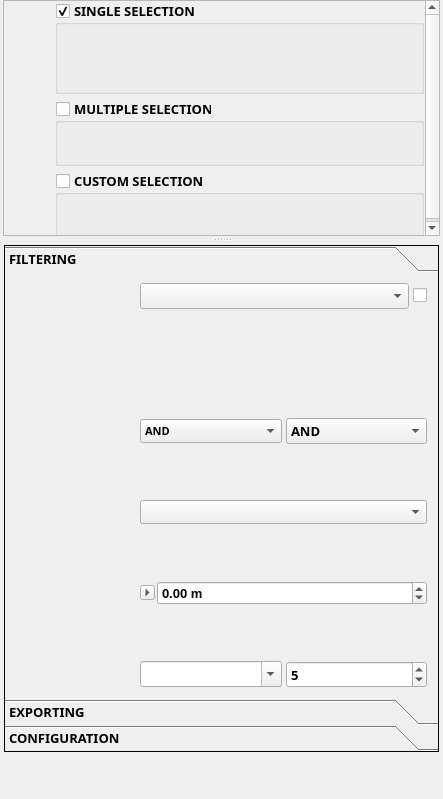
Old version of the form filter_mate_dockwidget_base.ui in the repository imagodata/filter_mate.
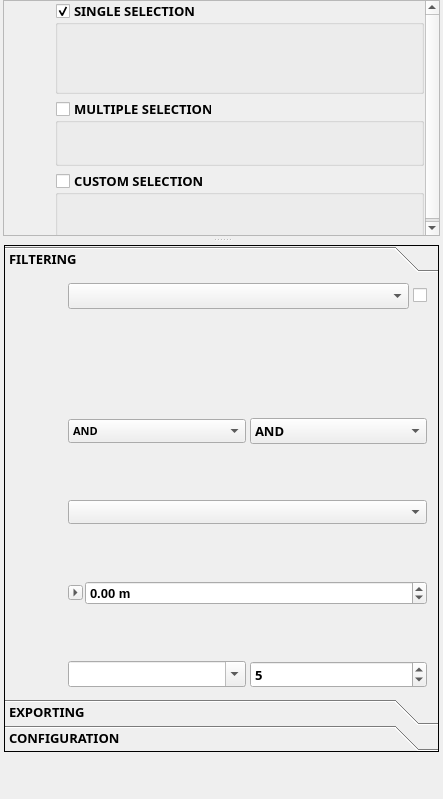
New version of the form. Icons and pictures are not drawn. Custom widgets are drawn as their Qt base class.

Commit message: fix(ui): adapt QGIS 3 and 4 themes and align filtering icon rail

```diff
--- a/filter_mate_dockwidget_base.ui
+++ b/filter_mate_dockwidget_base.ui
@@ -1372,7 +1372,7 @@
                </attribute>
                <layout class="QHBoxLayout" name="horizontalLayout_filtering_main">
                 <item>
-                 <layout class="QHBoxLayout" name="horizontalLayout_filtering_content">
+                 <layout class="QHBoxLayout" name="horizontalLayout_filtering_content" stretch="0,1">
                   <property name="spacing">
                    <number>4</number>
                   </property>
@@ -1398,7 +1398,7 @@
                     </property>
                     <property name="minimumSize">
                      <size>
-                      <width>38</width>
+                      <width>48</width>
                       <height>0</height>
                      </size>
                     </property>
```
The commit also changes 14 other files.
